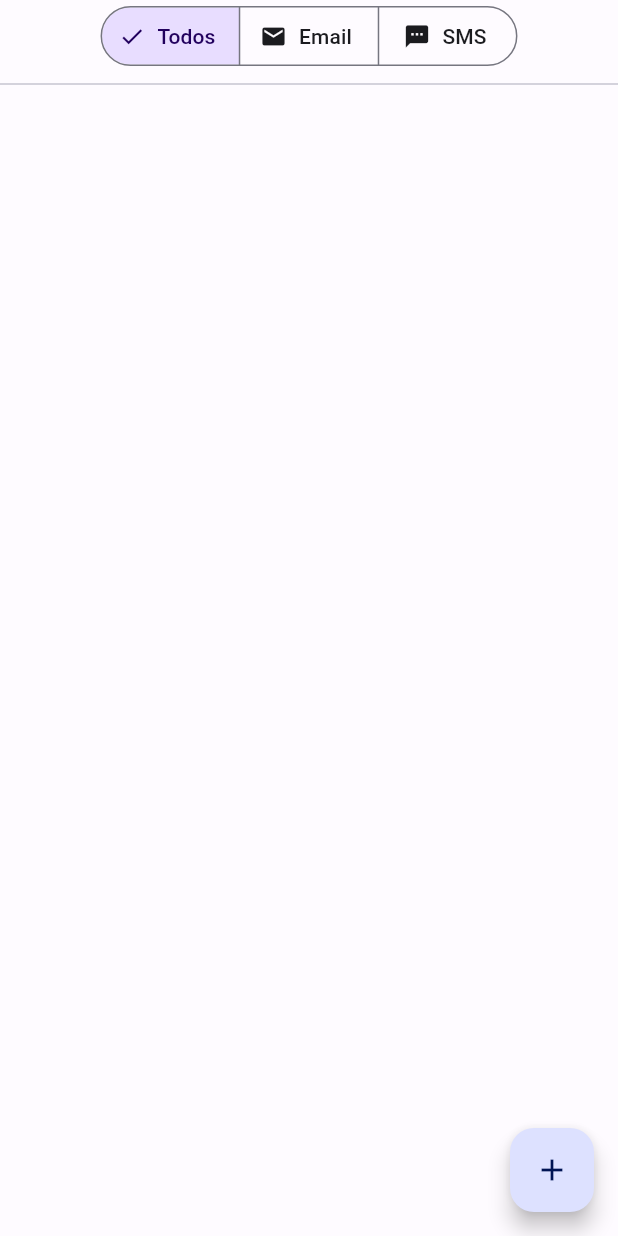
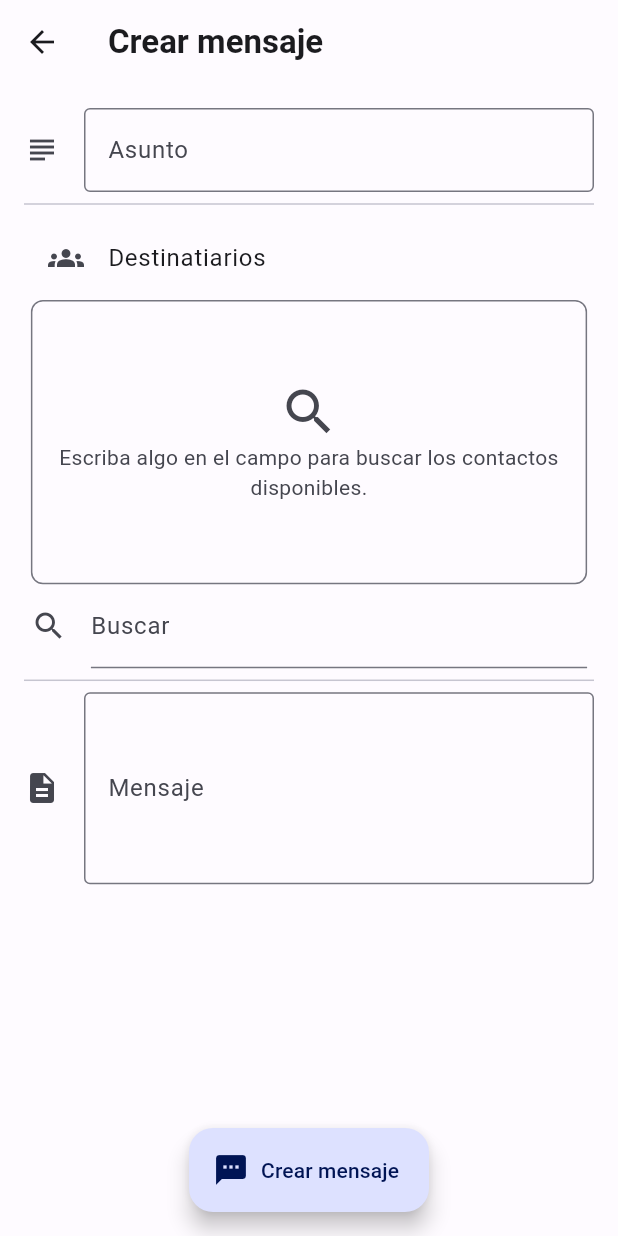
Before and after one commit to anescdev/autosms_client, a Flutter app: the MessagesScreen screen opened directly, after a tap on the "add" icon, on a phone screen of 412 x 824 dp. Run offline on Flutter 3.47's test engine with Material 2 defaults, Android fonts, the phone set to English and light mode, and no system bars; drawn by our look-alikes of dynamic_color; our stand-ins replace cookie_jar, dio, dio_cookie_manager, get, google_fonts; network calls fail.

Commit message:
Ya envía mensaje. Preparada la pantalla de carga.

```diff
--- a/lib/bindings/bindings.dart
+++ b/lib/bindings/bindings.dart
@@ -1,5 +1,6 @@
 import 'package:autosms_client/ui/contact_screen/controller/add_contact_screen_controller.dart';
 import 'package:autosms_client/ui/contact_screen/controller/add_group_screen_controller.dart';
+import 'package:autosms_client/ui/messages_screen/controller/view_message_screen_controller.dart';
 import 'package:autosms_client/ui/profile_screen/controller/modify_profile_screen_controller.dart';
 import 'package:get/get.dart';
 
@@ -9,6 +10,7 @@ import '../ui/contact_screen/controller/view_group_screen_controller.dart';
 import '../ui/dashboard_screen/controller/dashboard_screen_controller.dart';
 import '../ui/home_screen/controller/home_screen_controller.dart';
 import '../ui/login_screen/controller/login_screen_controller.dart';
+import '../ui/messages_screen/controller/add_message_screen_controller.dart';
 import '../ui/messages_screen/controller/messages_screen_controller.dart';
 import '../ui/profile_screen/controller/profile_screen_controller.dart';
 
@@ -64,3 +66,17 @@ class ModifyProfileBindings extends Bindings {
     Get.lazyPut(() => ModifyProfileScreenController());
   }
 }
+
+class ViewMessageBindings extends Bindings {
+  @override
+  void dependencies() {
+    Get.lazyPut(() => ViewMessageScreenController());
+  }
+}
+
+class CreateMessageBindings extends Bindings {
+  @override
+  void dependencies() {
+    Get.lazyPut(() => CreateMessageScreenController());
+  }
+}
--- a/lib/models/message_model.dart
+++ b/lib/models/message_model.dart
@@ -1,11 +1,12 @@
 import 'package:autosms_client/models/manager_element_model.dart';
+import 'package:get/get_rx/src/rx_types/rx_types.dart';
 
 abstract class Message {
   String id;
   List<ManagerElement> receptors;
   DateTime updateDate;
   DateTime? sendDate;
-  MessageState state;
+  Rx<MessageState> state;
   String emiter;
   String message;
   Message(
--- a/lib/ui/contact_screen/screen/view_contact_screen.dart
+++ b/lib/ui/contact_screen/screen/view_contact_screen.dart
@@ -10,8 +10,9 @@ class ViewContactScreen extends GetView<ViewContactScreenController> {
   @override
   Widget build(BuildContext context) {
     return Scaffold(
-        appBar:
-            AppBar(title: const Text("Añadir contacto", style: Utils.textBold)),
+        appBar: AppBar(
+            title:
+                const Text("Información de contacto", style: Utils.textBold)),
         body: Center(
             child: SingleChildScrollView(
                 physics: const BouncingScrollPhysics(),
--- a/lib/ui/contact_screen/screen/view_group_screen.dart
+++ b/lib/ui/contact_screen/screen/view_group_screen.dart
@@ -11,8 +11,8 @@ class ViewGroupScreen extends GetView<ViewGroupScreenController> {
   @override
   Widget build(BuildContext context) {
     return Scaffold(
-        appBar:
-            AppBar(title: const Text("Añadir grupo", style: Utils.textBold)),
+        appBar: AppBar(
+            title: const Text("Información de grupo", style: Utils.textBold)),
         body: Center(
             child: SingleChildScrollView(
           physics: const BouncingScrollPhysics(),
--- a/lib/ui/home_screen/controller/home_screen_controller.dart
+++ b/lib/ui/home_screen/controller/home_screen_controller.dart
@@ -46,6 +46,9 @@ class HomeScreenController extends GetxController {
     actions = [
       [logOutButton],
       [
+        IconButton(
+            onPressed: () => messagesScreenController.getAndPushMessages(true),
+            icon: const Icon(Icons.refresh)),
         Obx(() => IconButton(
             onPressed: messagesScreenController.selected.isEmpty
                 ? null
--- a/lib/ui/messages_screen/controller/messages_screen_controller.dart
+++ b/lib/ui/messages_screen/controller/messages_screen_controller.dart
@@ -1,5 +1,7 @@
+import 'package:autosms_client/bindings/bindings.dart';
 import 'package:autosms_client/services/http_services.dart';
 import 'package:autosms_client/theme/custom_color.g.dart';
+import 'package:autosms_client/ui/messages_screen/screen/view_message_screen.dart';
 import 'package:flutter/material.dart';
 import 'package:get/get.dart';
 import 'package:dio/dio.dart' as dio;
@@ -10,7 +12,6 @@ class MessagesScreenController extends GetxController {
   RxList<Message> founded = <Message>[].obs;
   Rx<MessageType> typeElement = MessageType.all.obs;
   ThemeData theme = Get.theme;
-  final CustomColors extension = Get.theme.extension<CustomColors>()!;
   RxList<Message> selected = <Message>[].obs;
 
   int limit = 25;
@@ -18,12 +19,7 @@ class MessagesScreenController extends GetxController {
   @override
   void onInit() async {
     super.onInit();
-    loading.value = true;
-    List<Message>? temp = await HttpService.instance.getMessages(limit, offset);
-    if (temp != null) {
-      founded.addAll(temp);
-    }
-    loading.value = false;
+    getAndPushMessages(false);
   }
 
   void onFilterChange(Set<MessageType> value) {
@@ -48,29 +44,22 @@ class MessagesScreenController extends GetxController {
       selected.remove(msg);
     } else if (selected.isNotEmpty) {
       selected.add(msg);
+    } else {
+      Get.to(() => const ViewMessageScreen(),
+          binding: ViewMessageBindings(), arguments: msg);
     }
   }
 
-  Icon getIcon(Message msg) {
-    switch (msg.state) {
-      case MessageState.noEnviado:
-        return Icon(
-          Icons.close,
-          color: extension.fail,
-        );
-      case MessageState.enCola:
-        return Icon(
-          Icons.schedule,
-          color: extension.wait,
-        );
-      case MessageState.enviado:
-        return Icon(
-          Icons.done,
-          color: extension.good,
-        );
-      default:
-        throw Exception("No se pasó un valor válido");
+  void getAndPushMessages(bool clearList) async {
+    loading.value = true;
+    List<Message>? temp = await HttpService.instance.getMessages(limit, offset);
+    if (temp != null) {
+      if (clearList) {
+        founded.clear();
+      }
+      founded.addAll(temp);
     }
+    loading.value = false;
   }
 }
 
--- /dev/null
+++ b/lib/ui/messages_screen/screen/add_message_screen.dart
@@ -0,0 +1,71 @@
+import 'package:autosms_client/models/manager_element_model.dart';
+import 'package:autosms_client/widgets/contact_searcher/contact_searcher_widget.dart';
+import 'package:flutter/material.dart';
+import 'package:get/get.dart';
+
+import '../../../utils/utils.dart';
+import '../controller/add_message_screen_controller.dart';
+
+class CreateMessageScreen extends GetView<CreateMessageScreenController> {
+  const CreateMessageScreen({super.key});
+
+  @override
+  Widget build(BuildContext context) {
+    return Scaffold(
+      appBar: AppBar(
+          title: const Text(
+        "Crear mensaje",
+        style: Utils.textBold,
+      )),
+      body: SingleChildScrollView(
+        physics: const BouncingScrollPhysics(),
+        child: Padding(
+          padding: const EdgeInsets.all(16.0),
+          child: Center(
+              child: Form(
+            key: controller.formKey,
+            child: Column(
+              children: [
+                controller.isEmail.isTrue
+                    ? Column(
+                        children: [
+                          TextFormField(
+                              decoration: const InputDecoration(
+                                  border: OutlineInputBorder(),
+                                  icon: Icon(Icons.subject),
+                                  labelText: "Asunto")),
+                          const Divider(),
+                        ],
+                      )
+                    : const SizedBox.shrink(),
+                const ListTile(
+                  leading: Icon(Icons.groups),
+                  title: Text("Destinatiarios"),
+                ),
+                SizedBox(
+                    width: Utils.percentajeToPx(context.width, 90),
+                    child: ContactSearcher(
+                        founded: <ManagerElement>[].obs, readOnly: false)),
+                const Divider(),
+                TextFormField(
+                  minLines: 4,
+                  maxLines: null,
+                  keyboardType: TextInputType.multiline,
+                  decoration: const InputDecoration(
+                      labelText: "Mensaje",
+                      border: OutlineInputBorder(),
+                      icon: Icon(Icons.description)),
+                )
+              ],
+            ),
+          )),
+        ),
+      ),
+      floatingActionButton: FloatingActionButton.extended(
+          onPressed: controller.create,
+          icon: const Icon(Icons.sms),
+          label: const Text("Crear mensaje")),
+      floatingActionButtonLocation: FloatingActionButtonLocation.centerFloat,
+    );
+  }
+}
--- a/lib/widgets/contact_searcher/contact_searcher_controller.dart
+++ b/lib/widgets/contact_searcher/contact_searcher_controller.dart
@@ -1,3 +1,4 @@
+import 'package:autosms_client/models/manager_element_model.dart';
 import 'package:get/get.dart';
 
 import '../../models/contact_model.dart';
@@ -5,13 +6,13 @@ import '../../models/contact_model.dart';
 class ContactSearcherController extends GetxController {
   ContactSearcherController(
       {required this.selected, this.readOnly = false, required this.founded});
-  final RxList<Contact> selected;
+  final RxList<ManagerElement> selected;
   bool readOnly;
   RxBool hasVal = false.obs;
   RxBool notFound = false.obs;
   RxBool isSearching = false.obs;
   String val = "";
-  final RxList<Contact> founded;
+  final RxList<ManagerElement> founded;
   final int limit = 25;
   int offset = 0;
 
--- a/lib/widgets/contact_searcher/contact_searcher_widget.dart
+++ b/lib/widgets/contact_searcher/contact_searcher_widget.dart
@@ -1,3 +1,4 @@
+import 'package:autosms_client/models/manager_element_model.dart';
 import 'package:autosms_client/utils/utils.dart';
 import 'package:autosms_client/widgets/contact_searcher/contact_searcher_controller.dart';
 import 'package:flutter/material.dart';
@@ -7,14 +8,14 @@ import '../../models/contact_model.dart';
 
 class ContactSearcher extends StatelessWidget {
   final bool readOnly;
-  late RxList<Contact>? selected;
-  final RxList<Contact> founded;
+  late RxList<ManagerElement>? selected;
+  final RxList<ManagerElement> founded;
   ContactSearcher(
       {super.key, this.readOnly = true, this.selected, required this.founded});
 
   @override
   Widget build(BuildContext context) {
-    selected ??= <Contact>[].obs;
+    selected ??= <ManagerElement>[].obs;
     Get.put(ContactSearcherController(
         selected: selected!, readOnly: readOnly, founded: founded));
     return GetBuilder<ContactSearcherController>(builder: (controller) {
@@ -105,7 +106,10 @@ class ContactSearcher extends StatelessWidget {
                                               controller.founded[index])
                                           ? true
                                           : false,
-                                      leading: const Icon(Icons.person),
+                                      leading: Icon(
+                                          controller.founded[index] is Contact
+                                              ? Icons.person
+                                              : Icons.group),
                                       title:
                                           Text(controller.founded[index].name),
                                     ),
```
Also changed, not shown: lib/models/email_model.dart (+16 -4 lines), lib/models/sms_model.dart (+8 -3 lines), lib/services/http_services.dart (+0 -8 lines), lib/ui/messages_screen/controller/add_message_screen_controller.dart (added, +33 -0 lines), lib/ui/messages_screen/controller/view_message_screen_controller.dart (added, +68 -0 lines), lib/ui/messages_screen/screen/messages_screen.dart (+8 -4 lines), lib/ui/messages_screen/screen/view_message_screen.dart (added, +105 -0 lines), lib/utils/utils.dart (+31 -0 lines).
